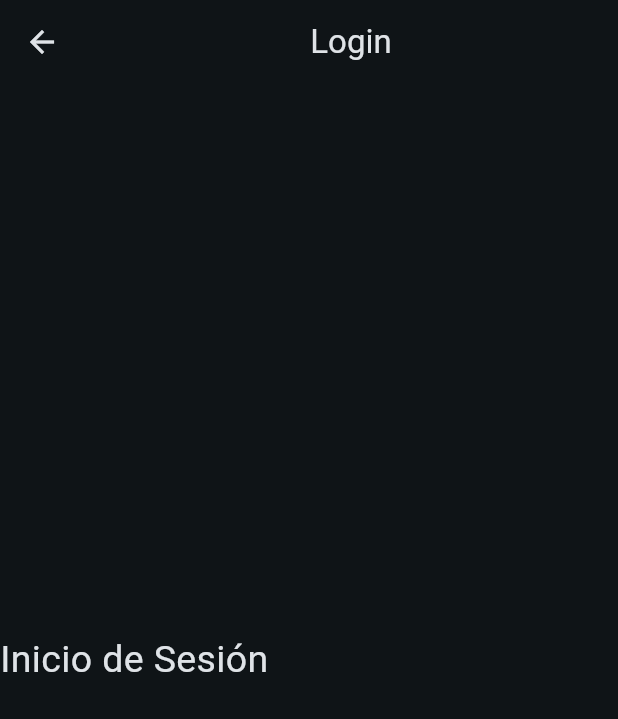
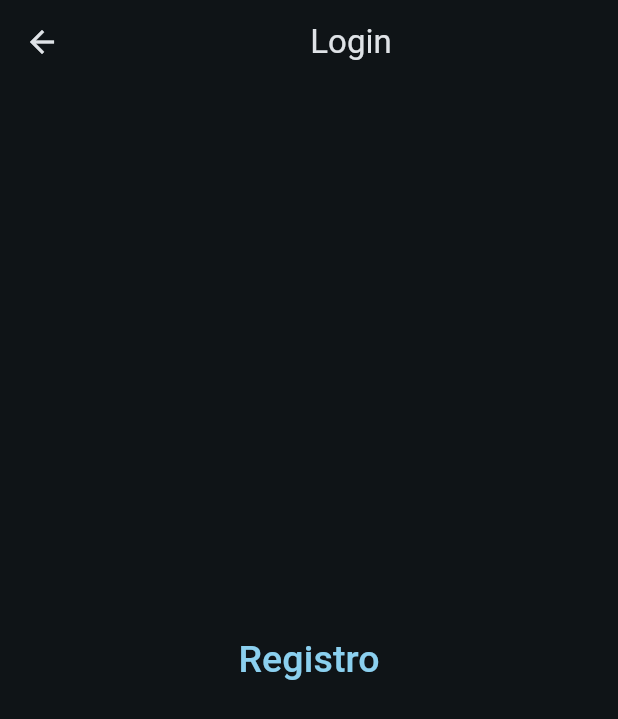
Before and after one commit to rolando2012/BMercado, a Flutter app: the screen it shows after launch, item 3 of the bottom bar chosen, on a phone screen of 412 x 824 dp. Shown: the top 719 px of the screen. Run offline on Flutter 3.47's test engine with Material 3 defaults, Android fonts, the phone set to English and light mode, and no system bars; our stand-ins replace font_awesome_flutter.

Commit message:
feat: agregar ruta y pagina de regsitro

```diff
--- a/lib/main.dart
+++ b/lib/main.dart
@@ -1,5 +1,6 @@
 import 'package:bmercado/presentation/screens/login_screen.dart';
 import 'package:bmercado/presentation/screens/main_screen.dart';
+import 'package:bmercado/presentation/screens/register_screen.dart';
 import 'package:flutter/material.dart';
 
 
@@ -23,6 +24,7 @@
       routes: {
         '/': (context) => const MainScreen(),
         '/login': (context) => const LoginScreen(),
+        '/register': (context) => const RegisterScreen(),
       },
 
     );
--- a/lib/presentation/screens/login_screen.dart
+++ b/lib/presentation/screens/login_screen.dart
@@ -14,11 +14,12 @@ class _LoginScreenState extends State<LoginScreen> {
     return  Scaffold(
       appBar: AppBar(
         title: const Center(child: Text("Login")),),
-      body: const Column(
-        mainAxisAlignment: MainAxisAlignment.center,
-        children:  [
-          Text('Inicio de Sesión', style: TextStyle(fontSize: 25)),
-        ],
+      body:  Center(
+        child : TextButton(
+          onPressed: (){
+            Navigator.pushNamed(context, '/register');
+          }
+        , child: const Text('Registro',style: TextStyle(fontSize: 25)))
       ),
     );
   }
--- a/lib/presentation/screens/main_screen.dart
+++ b/lib/presentation/screens/main_screen.dart
@@ -1,5 +1,4 @@
 import 'package:bmercado/presentation/views/graficos_view.dart';
-import 'package:bmercado/presentation/views/sesion_view.dart';
 import 'package:bmercado/presentation/views/convertidor_view.dart';
 import 'package:flutter/material.dart';
 import 'package:font_awesome_flutter/font_awesome_flutter.dart';
```
Also changed, not shown: lib/presentation/screens/register_screen.dart (added, +22 -0 lines).
